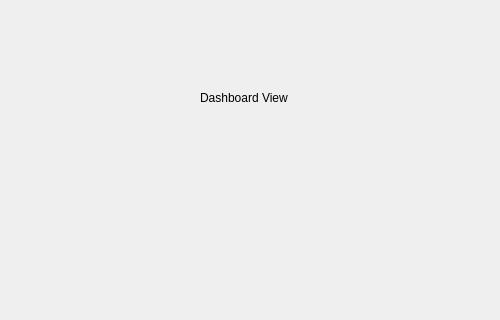
Old version of the form src/windows/mainwindow.ui in the repository minorleaguegrayonassociates/GrayonSlam; both pictures show x 0 to 500 and y 0 to 320 of the 710 by 600 pixel window.
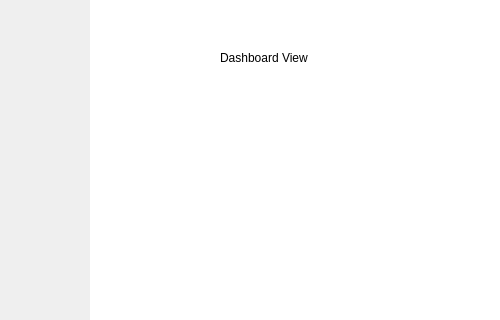
New version of the form. The open tabs and pages were chosen to show the change. Icons and pictures are not drawn.

Commit message: changed the background to angels themed red white (no blue), added the title on main window

```diff
--- a/src/windows/mainwindow.ui
+++ b/src/windows/mainwindow.ui
@@ -15,7 +15,10 @@
   </property>
   <widget class="QWidget" name="centralWidget">
    <property name="styleSheet">
-    <string notr="true"/>
+    <string notr="true">QWidget#dashboardView {
+background-image: url(:/res/background_icon_red.png);
+background-color: white;
+}</string>
    </property>
    <widget class="QWidget" name="widget" native="true">
     <property name="geometry">
@@ -55,8 +58,8 @@
      <widget class="QLabel" name="label_3">
       <property name="geometry">
        <rect>
-        <x>110</x>
-        <y>90</y>
+        <x>130</x>
+        <y>50</y>
         <width>100</width>
         <height>16</height>
        </rect>
```
Left out of the diff: 4 changed lines with no effect on the pictures. The commit also changes 3 other files.
